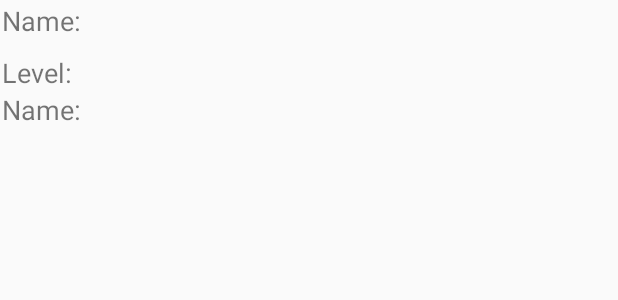
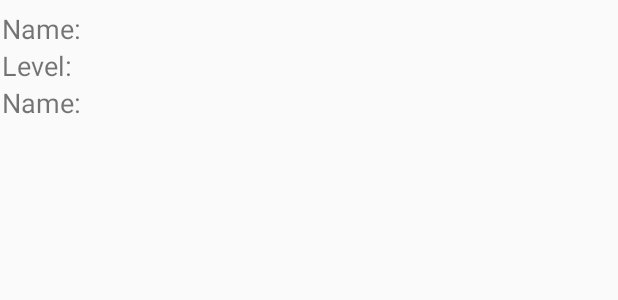
Before and after one commit to amandasrosa/XLambton, an Android app: the layout historic_list_cell.xml on its own in the app's theme, with its tools: preview values and no code run, on a phone screen of 412 x 824 dp. Shown: the top 300 px of the screen. Run offline under Robolectric (Android 15) with nearby library versions, the phone set to English and light mode, and no system bars.

Commit message:
Update margins

```diff
--- a/app/src/main/res/layout/historic_list_cell.xml
+++ b/app/src/main/res/layout/historic_list_cell.xml
@@ -3,7 +3,9 @@
     android:orientation="vertical"
     android:layout_width="match_parent"
     android:layout_height="wrap_content"
-    android:padding="1dp">
+    android:padding="1dp"
+    android:layout_marginTop="5dp"
+    android:layout_marginBottom="5dp">
 
     <TextView
         android:id="@+id/historic_cell_mission"
@@ -16,8 +18,7 @@
         android:layout_width="match_parent"
         android:layout_height="wrap_content"
         android:textSize="18sp"
-        android:text="Level:"
-        android:layout_marginTop="10dp"/>
+        android:text="Level:"/>
     <TextView
         android:id="@+id/historic_cell_status"
         android:layout_width="match_parent"
```
